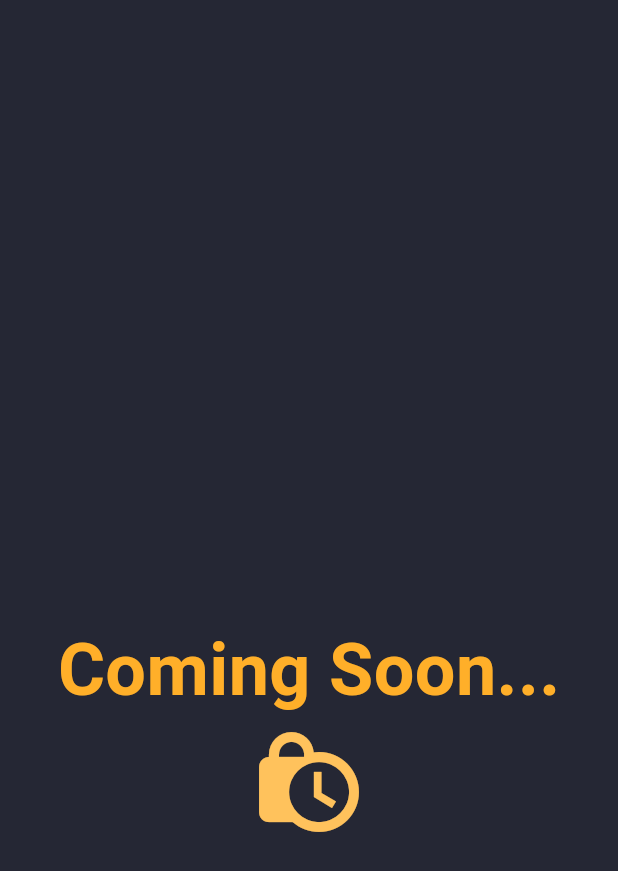
After one commit to Yanai99/flutter-portfolio, a Flutter app: the ComingSoon screen opened directly, on a phone screen of 412 x 824 dp. The commit adds this screen. Shown: the top 871 px of the screen. Run offline on Flutter 3.47's test engine with Material 3 defaults, Android fonts, the phone set to English and light mode, and no system bars; missing offline and left inert: dart:js.

Commit message:
added coming soong page

```diff
--- /dev/null
+++ b/lib/pages/coming_soon.dart
@@ -0,0 +1,48 @@
+import 'package:flutter/material.dart';
+
+import '../constants/colors.dart';
+
+class ComingSoon extends StatefulWidget {
+  const ComingSoon({super.key});
+
+  @override
+  State<ComingSoon> createState() => _ComingSoon();
+}
+
+
+class _ComingSoon extends State<ComingSoon> {
+  final scaffoldKey = GlobalKey<ScaffoldState>();
+  final scrollController = ScrollController();
+
+  final List<GlobalKey> navbarKeys = List.generate(4, (index) => GlobalKey());
+
+  @override
+  Widget build(BuildContext context) {
+    final screenSize = MediaQuery.of(context).size;
+    final screenHeight = screenSize.height;
+
+    return LayoutBuilder(builder: (context, constraints) {
+      return Scaffold(
+          key: scaffoldKey,
+          backgroundColor: CustomColor.scaffoldBg,
+          body: SingleChildScrollView(
+            controller: scrollController,
+            scrollDirection: Axis.vertical,
+            child:  Center(
+              child: Column(
+                children: [
+                  SizedBox(height: screenHeight/2,),
+                  const Text('Coming Soon...',style:TextStyle(color:CustomColor.yellowPrimary,
+                        fontSize: 48,
+                        fontWeight: FontWeight.bold,
+                      )),
+                      const Icon(Icons.lock_clock,
+                      color: CustomColor.yellowSecondary,
+                      size:80,)
+                ],
+              ),
+            ),
+          ));
+    });
+  }
+}
--- a/lib/pages/home_page.dart
+++ b/lib/pages/home_page.dart
@@ -5,6 +5,7 @@ import 'package:flutter/rendering.dart';
 import 'package:flutter/widgets.dart';
 import 'package:flutter_application_1/constants/colors.dart';
 import 'package:flutter_application_1/constants/sns_link.dart';
+import 'package:flutter_application_1/pages/coming_soon.dart';
 import 'package:flutter_application_1/widgets/contacts_section.dart';
 import 'package:flutter_application_1/widgets/footer.dart';
 import 'package:flutter_application_1/widgets/main_mobile.dart';
@@ -57,7 +58,8 @@ class _HomePageState extends State<HomePage> {
                   HeaderDesktop(
                     onNavMenuTap: (int navIndex){
                     scrollToSection(navIndex);
-                  },)
+                  },
+                  )
                 else
                 HeaderMobile(
                   onLogoTap: (){},
@@ -131,8 +133,10 @@ class _HomePageState extends State<HomePage> {
   void scrollToSection(int navIndex){
     if(navIndex == 4){
       // open a blog page
-      js.context.callMethod('open',[SnsLinks.blog]);
-      return;
+      Navigator.push(
+        context,
+        MaterialPageRoute(builder: (context) => const ComingSoon()),
+      );
     }
 
     final key = navbarKeys[navIndex];
--- a/lib/widgets/header_desktop.dart
+++ b/lib/widgets/header_desktop.dart
@@ -7,7 +7,7 @@ import '../styles/style.dart';
 import 'site_logo.dart';
 
 class HeaderDesktop extends StatelessWidget {
-  const HeaderDesktop({super.key, required this.onNavMenuTap,});
+  const HeaderDesktop({super.key, required this.onNavMenuTap});
   final Function(int) onNavMenuTap;
   @override
   Widget build(BuildContext context) {
@@ -29,7 +29,9 @@ class HeaderDesktop extends StatelessWidget {
                       },
                       child: Text(navTitles[i],
                             style: const TextStyle(
-                                          fontSize: 16,fontWeight: FontWeight.w500,color: CustomColor.whitePrimary
+                              fontSize: 16,
+                              fontWeight: FontWeight.w500,
+                              color: CustomColor.whitePrimary
                           ),
                       ),
                     ),
```
